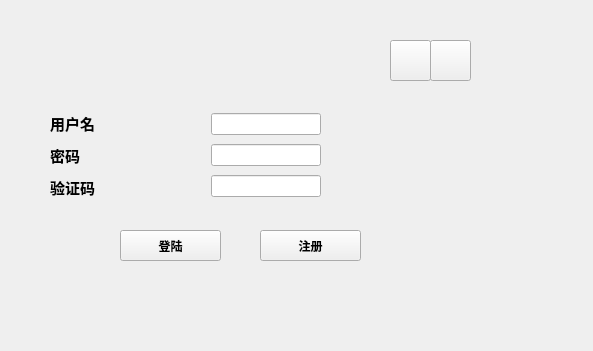
Qt form qt/UI/login.ui (entropy2333/MyCloud) before a commit.
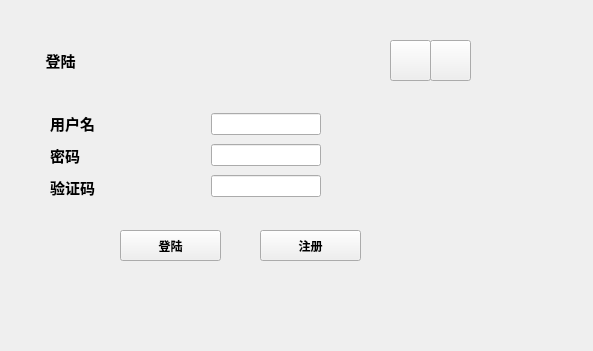
The same form after that commit.

```diff
--- a/qt/UI/login.ui
+++ b/qt/UI/login.ui
@@ -199,6 +199,30 @@
       <string/>
      </property>
     </widget>
+    <widget class="QLabel" name="label_4">
+     <property name="geometry">
+      <rect>
+       <x>0</x>
+       <y>0</y>
+       <width>101</width>
+       <height>41</height>
+      </rect>
+     </property>
+     <property name="font">
+      <font>
+       <family>幼圆</family>
+       <pointsize>11</pointsize>
+       <weight>75</weight>
+       <bold>true</bold>
+      </font>
+     </property>
+     <property name="text">
+      <string>登陆</string>
+     </property>
+     <property name="alignment">
+      <set>Qt::AlignCenter</set>
+     </property>
+    </widget>
    </widget>
   </widget>
  </widget>
```
